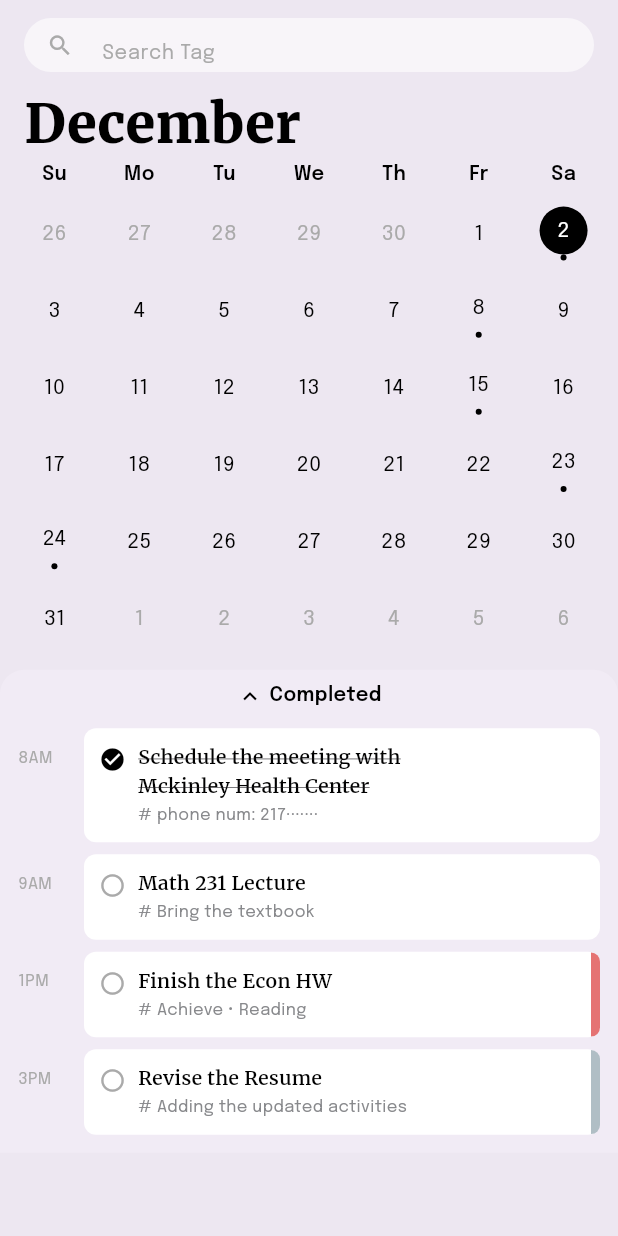
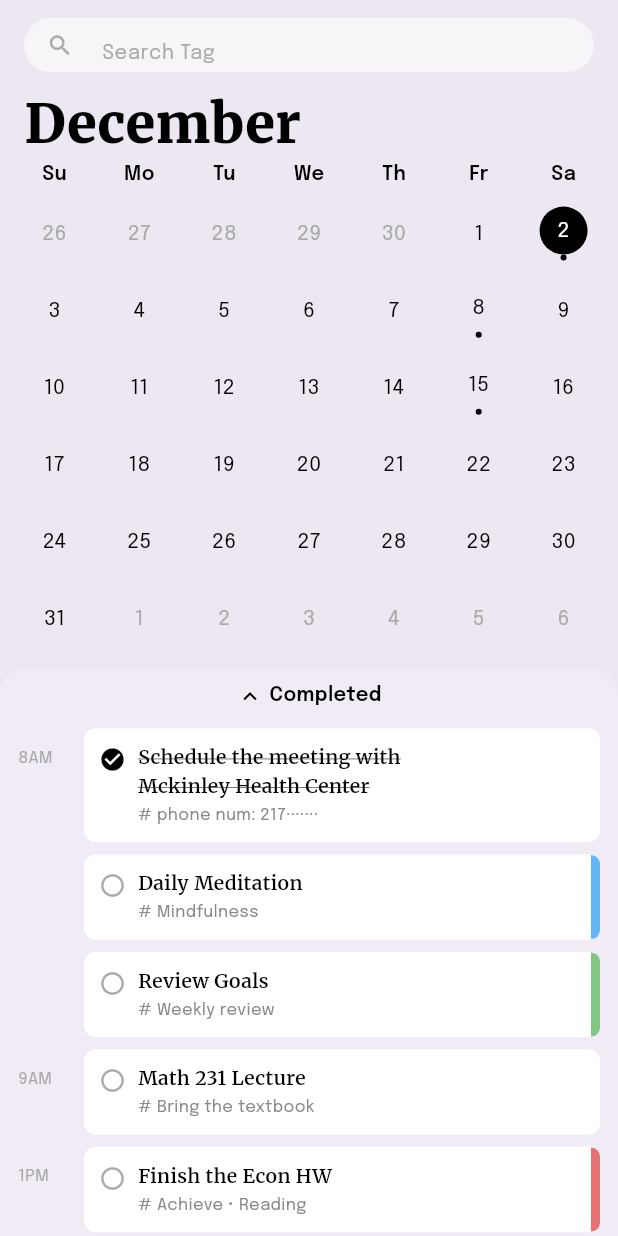
Before and after one commit to AimeeZzzz22/Crackdown, a Flutter app: the CalendarScreen screen opened directly, on a phone screen of 412 x 824 dp. Run offline on Flutter 3.47's test engine with Material 3 defaults, Android fonts, the phone set to English and light mode, and no system bars; our stand-ins replace google_fonts.

Commit message:
Implement date-based task filtering and custom ordering
- Added DateTime? date field to CalendarTask (null = show on all dates)
- Added DateTime createdAt field for ordering tasks
- Made time field optional (String? time)
- Implemented timeValue getter to parse time strings (e.g., "8AM" -> 8)
- Added _filteredTasks getter to filter tasks by selected date
- Implemented _sortTasks method with custom ordering:
  * Tasks without time appear first (ordered by creation time)
  * Tasks with time ordered chronologically
- Made _daysWithEvents dynamic based on actual task dates
- Updated sample tasks with various dates and times

🤖 Generated with [Claude Code](https://claude.com/claude-code)

Co-Authored-By: Claude <noreply@anthropic.com>

```diff
--- a/lib/screens/calendar_screen.dart
+++ b/lib/screens/calendar_screen.dart
@@ -9,7 +9,9 @@ import 'edit_event_screen.dart';
 class CalendarTask {
   final String title;
   final String tag;
-  final String time; // e.g. "8AM"
+  final String? time; // e.g. "8AM" - optional
+  final DateTime? date; // Specific date for this task - null means show on all dates
+  final DateTime createdAt; // For ordering tasks created first
   final Color? goalColor;
   final bool isEvent; // true for event, false for todo
   bool completed;
@@ -17,11 +19,29 @@ class CalendarTask {
   CalendarTask({
     required this.title,
     required this.tag,
-    required this.time,
+    this.time,
+    this.date,
+    DateTime? createdAt,
     this.goalColor,
     this.isEvent = false,
     this.completed = false,
-  });
+  }) : createdAt = createdAt ?? DateTime.now();
+
+  // Helper to parse time for sorting (e.g., "8AM" -> 8, "1PM" -> 13)
+  int? get timeValue {
+    if (time == null) return null;
+    final timeStr = time!.toUpperCase();
+    final match = RegExp(r'(\d+)(AM|PM)?').firstMatch(timeStr);
+    if (match == null) return null;
+
+    int hour = int.tryParse(match.group(1) ?? '0') ?? 0;
+    final period = match.group(2);
+
+    if (period == 'PM' && hour != 12) hour += 12;
+    if (period == 'AM' && hour == 12) hour = 0;
+
+    return hour;
+  }
 }
 
 class CalendarScreen extends StatefulWidget {
@@ -37,46 +57,137 @@ class _CalendarScreenState extends State<CalendarScreen> {
   bool _completedExpanded = true;
   final _searchController = TextEditingController();
 
-  // Sample tasks for selected day
+  // Sample tasks with various dates and times
   final List<CalendarTask> _tasks = [
+    // Tasks for December 2
     CalendarTask(
       title: 'Schedule the meeting with\nMckinley Health Center',
       tag: '# phone num: 217·······',
       time: '8AM',
+      date: DateTime(2023, 12, 2),
+      createdAt: DateTime(2023, 12, 1, 9, 0),
       goalColor: null,
-      isEvent: true, // This is an event
+      isEvent: true,
       completed: true,
     ),
     CalendarTask(
       title: 'Math 231 Lecture',
       tag: '# Bring the textbook',
       time: '9AM',
+      date: DateTime(2023, 12, 2),
+      createdAt: DateTime(2023, 12, 1, 10, 0),
       goalColor: null,
-      isEvent: true, // This is an event
+      isEvent: true,
     ),
     CalendarTask(
       title: 'Finish the Econ HW',
       tag: '# Achieve • Reading',
       time: '1PM',
-      goalColor: const Color(0xFFE57373), // red goal color
-      isEvent: false, // This is a todo
+      date: DateTime(2023, 12, 2),
+      createdAt: DateTime(2023, 12, 1, 11, 0),
+      goalColor: const Color(0xFFE57373),
+      isEvent: false,
     ),
     CalendarTask(
       title: 'Revise the Resume',
       tag: '# Adding the updated activities',
       time: '3PM',
-      goalColor: const Color(0xFFB0BEC5), // gray goal color
-      isEvent: false, // This is a todo
+      date: DateTime(2023, 12, 2),
+      createdAt: DateTime(2023, 12, 1, 12, 0),
+      goalColor: const Color(0xFFB0BEC5),
+      isEvent: false,
+    ),
+    // Task without time (should appear at top)
+    CalendarTask(
+      title: 'Review Goals',
+      tag: '# Weekly review',
+      time: null, // No time
+      date: DateTime(2023, 12, 2),
+      createdAt: DateTime(2023, 12, 1, 8, 0),
+      goalColor: const Color(0xFF81C784),
+      isEvent: false,
+    ),
+    // Task without date (shows on all dates)
+    CalendarTask(
+      title: 'Daily Meditation',
+      tag: '# Mindfulness',
+      time: null,
+      date: null, // No specific date - shows on all days
+      createdAt: DateTime(2023, 11, 30),
+      goalColor: const Color(0xFF64B5F6),
+      isEvent: false,
+    ),
+    // Tasks for other dates
+    CalendarTask(
+      title: 'Project Meeting',
+      tag: '# Team sync',
+      time: '2PM',
+      date: DateTime(2023, 12, 8),
+      createdAt: DateTime(2023, 12, 7),
+      goalColor: null,
+      isEvent: true,
+    ),
+    CalendarTask(
+      title: 'Gym Session',
+      tag: '# Fitness',
+      time: null,
+      date: DateTime(2023, 12, 15),
+      createdAt: DateTime(2023, 12, 14),
+      goalColor: const Color(0xFFE57373),
+      isEvent: false,
     ),
   ];
 
-  // Days that have events (dot indicator)
-  final Set<int> _daysWithEvents = {2, 8, 15, 23, 24};
+  // Get days with events dynamically
+  Set<int> get _daysWithEvents {
+    final days = <int>{};
+    for (var task in _tasks) {
+      if (task.date != null &&
+          task.date!.month == _currentMonth.month &&
+          task.date!.year == _currentMonth.year) {
+        days.add(task.date!.day);
+      }
+    }
+    return days;
+  }
+
+  // Filter tasks for the selected date
+  List<CalendarTask> get _filteredTasks {
+    return _tasks.where((task) {
+      // Include tasks without dates (they appear on all days)
+      if (task.date == null) return true;
+
+      // Include tasks that match the selected day
+      return task.date!.year == _selectedDay.year &&
+          task.date!.month == _selectedDay.month &&
+          task.date!.day == _selectedDay.day;
+    }).toList();
+  }
+
+  // Sort tasks: no-time first (by creation), then by time
+  List<CalendarTask> _sortTasks(List<CalendarTask> tasks) {
+    final sorted = List<CalendarTask>.from(tasks);
+    sorted.sort((a, b) {
+      // Both have no time - sort by creation time
+      if (a.timeValue == null && b.timeValue == null) {
+        return a.createdAt.compareTo(b.createdAt);
+      }
+      // a has no time - comes first
+      if (a.timeValue == null) return -1;
+      // b has no time - comes first
+      if (b.timeValue == null) return 1;
+      // Both have time - sort by time, then by creation
+      final timeCompare = a.timeValue!.compareTo(b.timeValue!);
+      if (timeCompare != 0) return timeCompare;
+      return a.createdAt.compareTo(b.createdAt);
+    });
+    return sorted;
+  }
 
   List<CalendarTask> get _completedTasks =>
-      _tasks.where((t) => t.completed).toList();
+      _sortTasks(_filteredTasks.where((t) => t.completed).toList());
   List<CalendarTask> get _incompleteTasks =>
-      _tasks.where((t) => !t.completed).toList();
+      _sortTasks(_filteredTasks.where((t) => !t.completed).toList());
 
   @override
   void dispose() {
@@ -416,7 +527,7 @@ class _TaskRow extends StatelessWidget {
             width: 40,
             child: Padding(
               padding: const EdgeInsets.only(top: 12),
-              child: Text(task.time,
+              child: Text(task.time ?? '',
                   style: GoogleFonts.epilogue(
                       fontSize: 11, color: kCalendarGray)),
             ),
```
